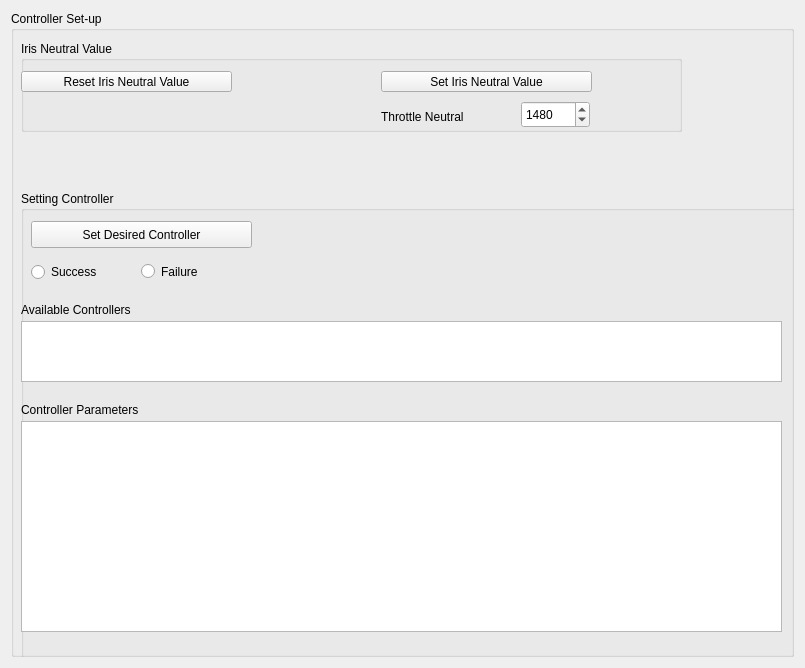
Before: the Qt Designer form gui/src/gui/ChooseController.ui in massimilianop/sml_under_development, drawn with Qt 5.
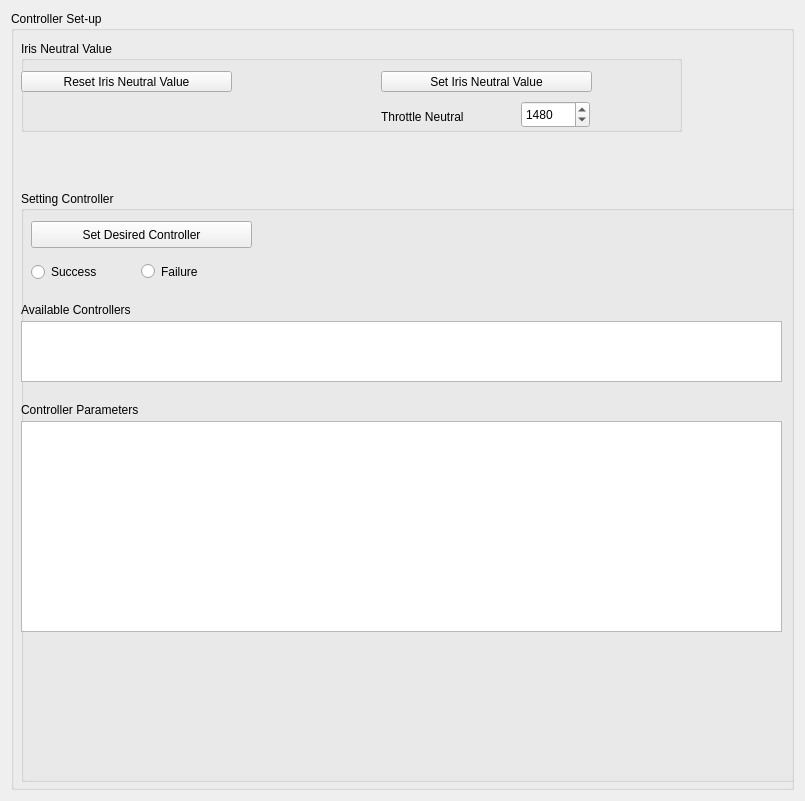
After: the same form once the commit is applied.

```diff
--- a/gui/src/gui/ChooseController.ui
+++ b/gui/src/gui/ChooseController.ui
@@ -7,7 +7,7 @@
     <x>0</x>
     <y>0</y>
     <width>805</width>
-    <height>668</height>
+    <height>801</height>
    </rect>
   </property>
   <property name="windowTitle">
@@ -117,7 +117,7 @@
         <x>10</x>
         <y>180</y>
         <width>781</width>
-        <height>491</height>
+        <height>591</height>
        </rect>
       </property>
       <property name="title">
```
